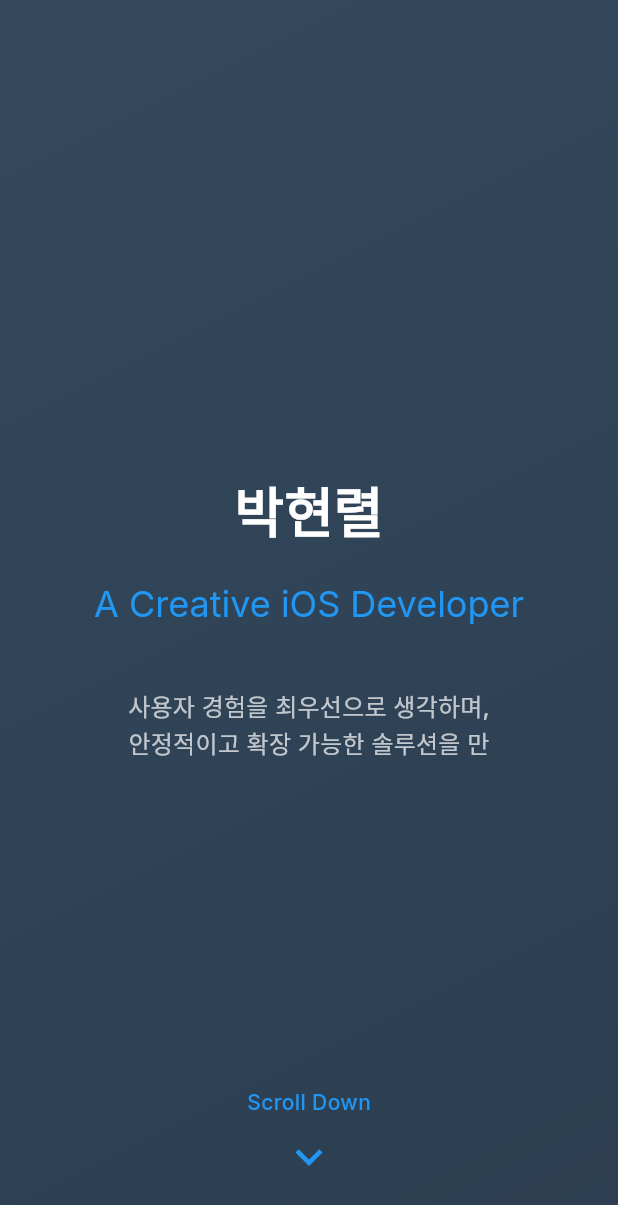
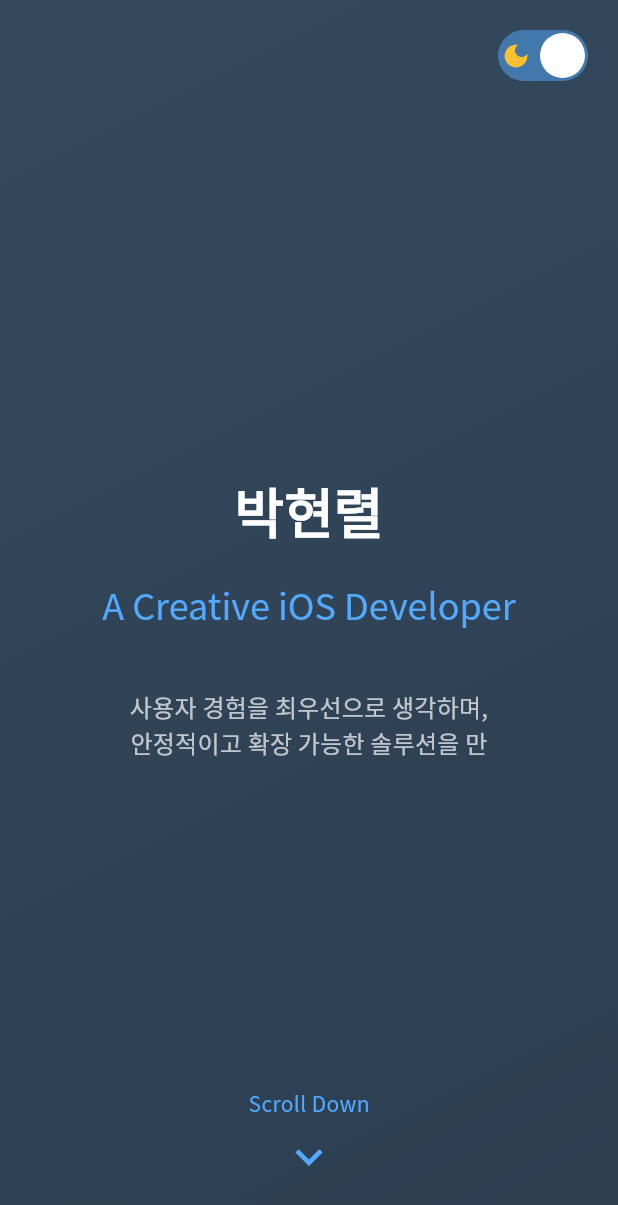
Before and after one commit to devpark435/portfolio_flutter_web, a Flutter app: the screen it shows after launch, on a phone screen of 412 x 824 dp. Shown: the top 1205 px of the screen. Run offline on Flutter 3.47's test engine with Material 3 defaults, Android fonts, the phone set to English and light mode, and no system bars; drawn by our look-alikes of animated_text_kit; our stand-ins replace flutter_animate, flutter_riverpod, go_router, google_fonts, shared_preferences, simple_animations.

Commit message:
feat: 다크/라이트 모드 토글 기능 구현
- 상세한 다크/라이트 테마 색상 및 스타일 시스템 정의 (app_theme.dart)
- 애니메이션이 적용된 커스텀 테마 토글 스위치 위젯 생성 (theme_toggle_button.dart)
- HomeScreen 우측 상단에 테마 토글 스위치 배치
- 사용자가 직접 웹사이트의 테마를 변경할 수 있는 기능 추가

```diff
--- a/lib/config/theme/app_theme.dart
+++ b/lib/config/theme/app_theme.dart
@@ -2,21 +2,58 @@
 import 'package:google_fonts/google_fonts.dart';
 
 class AppTheme {
+  static const Color primaryColorLight = Color(0xFF005A9C);
+  static const Color primaryColorDark = Color(0xFF53A9FF);
+
   static ThemeData get lightTheme {
-    return ThemeData(
+    final baseTheme = ThemeData.light();
+    return baseTheme.copyWith(
       brightness: Brightness.light,
-      primaryColor: Colors.blue,
-      scaffoldBackgroundColor: Colors.white,
-      textTheme: GoogleFonts.interTextTheme(ThemeData.light().textTheme),
+      primaryColor: primaryColorLight,
+      scaffoldBackgroundColor: const Color(0xFFF5F5F7),
+      cardColor: Colors.white,
+      textTheme: GoogleFonts.notoSansKrTextTheme(baseTheme.textTheme).apply(
+        bodyColor: const Color(0xFF333333),
+        displayColor: const Color(0xFF111111),
+      ),
+      colorScheme: const ColorScheme.light(
+        primary: primaryColorLight,
+        secondary: Color(0xFF007AFF),
+        background: Color(0xFFF5F5F7),
+        surface: Colors.white,
+        onPrimary: Colors.white,
+        onSecondary: Colors.white,
+        onBackground: Color(0xFF333333),
+        onSurface: Color(0xFF333333),
+        error: Colors.redAccent,
+        onError: Colors.white,
+      ),
     );
   }
 
   static ThemeData get darkTheme {
-    return ThemeData(
+    final baseTheme = ThemeData.dark();
+    return baseTheme.copyWith(
       brightness: Brightness.dark,
-      primaryColor: Colors.blue,
-      scaffoldBackgroundColor: Colors.grey[900],
-      textTheme: GoogleFonts.interTextTheme(ThemeData.dark().textTheme),
+      primaryColor: primaryColorDark,
+      scaffoldBackgroundColor: const Color(0xFF121212),
+      cardColor: const Color(0xFF1E1E1E),
+      textTheme: GoogleFonts.notoSansKrTextTheme(baseTheme.textTheme).apply(
+        bodyColor: Colors.white.withOpacity(0.87),
+        displayColor: Colors.white,
+      ),
+      colorScheme: ColorScheme.dark(
+        primary: primaryColorDark,
+        secondary: const Color(0xFF5EBCF6),
+        background: const Color(0xFF121212),
+        surface: Color(0xFF1E1E1E),
+        onPrimary: Color(0xFF1E1E1E),
+        onSecondary: Color(0xFF1E1E1E),
+        onBackground: Colors.white.withOpacity(0.87),
+        onSurface: Colors.white.withOpacity(0.87),
+        error: Colors.red,
+        onError: const Color(0xFF1E1E1E),
+      ),
     );
   }
 }
--- a/lib/presentation/screens/home/home_screen.dart
+++ b/lib/presentation/screens/home/home_screen.dart
@@ -4,22 +4,31 @@
 import 'package:portfolio_web/presentation/screens/home/sections/award_section.dart';
 import 'package:portfolio_web/presentation/screens/home/sections/contact_section.dart';
 import 'package:portfolio_web/presentation/screens/home/sections/experience_section.dart';
+import 'package:portfolio_web/presentation/screens/home/sections/hero_section.dart';
 import 'package:portfolio_web/presentation/screens/home/sections/profile_section.dart';
 import 'package:portfolio_web/presentation/screens/home/sections/project_section.dart';
 import 'package:portfolio_web/presentation/screens/home/sections/skills_section.dart';
-import 'sections/hero_section.dart';
+import 'package:portfolio_web/presentation/widgets/theme_toggle_button.dart';
 
 class HomeScreen extends ConsumerWidget {
   const HomeScreen({super.key});
 
   @override
   Widget build(BuildContext context, WidgetRef ref) {
+    final scrollController = ref.watch(scrollProvider.notifier);
+    final scrollNotifier = ScrollController();
+
+    scrollNotifier.addListener(() {
+      scrollController.updateScroll(scrollNotifier.position.pixels /
+          scrollNotifier.position.maxScrollExtent);
+    });
     final scrollProgress = ref.watch(scrollProvider);
 
     return Scaffold(
       body: Stack(
         children: [
           CustomScrollView(
+            controller: scrollNotifier,
             slivers: [
               const SliverToBoxAdapter(child: HeroSection()),
               SliverToBoxAdapter(
@@ -71,6 +80,11 @@
                 minHeight: 2,
               ),
             ),
+          const Positioned(
+            top: 20,
+            right: 20,
+            child: ThemeToggleButton(),
+          ),
         ],
       ),
     );
--- /dev/null
+++ b/lib/presentation/widgets/theme_toggle_button.dart
@@ -0,0 +1,80 @@
+import 'package:flutter/material.dart';
+import 'package:flutter_riverpod/flutter_riverpod.dart';
+import 'package:portfolio_web/config/providers/providers.dart';
+
+class ThemeToggleButton extends ConsumerWidget {
+  const ThemeToggleButton({super.key});
+
+  @override
+  Widget build(BuildContext context, WidgetRef ref) {
+    final themeMode = ref.watch(themeModeProvider);
+    final isDarkMode = themeMode == ThemeMode.dark;
+
+    return GestureDetector(
+      onTap: () {
+        ref.read(themeModeProvider.notifier).toggleTheme();
+      },
+      child: AnimatedContainer(
+        duration: const Duration(milliseconds: 300),
+        width: 60,
+        height: 34,
+        decoration: BoxDecoration(
+          borderRadius: BorderRadius.circular(20),
+          color: isDarkMode
+              ? Theme.of(context).colorScheme.primary.withOpacity(0.5)
+              : Colors.grey.shade300,
+        ),
+        child: Padding(
+          padding: const EdgeInsets.all(2.0),
+          child: Stack(
+            children: [
+              // This is the moving circle (thumb)
+              AnimatedAlign(
+                duration: const Duration(milliseconds: 300),
+                alignment:
+                    isDarkMode ? Alignment.centerRight : Alignment.centerLeft,
+                child: Container(
+                  width: 30,
+                  height: 30,
+                  decoration: const BoxDecoration(
+                    shape: BoxShape.circle,
+                    color: Colors.white,
+                  ),
+                ),
+              ),
+              // Icons are positioned in the center of the switch
+              AnimatedAlign(
+                duration: const Duration(milliseconds: 300),
+                alignment:
+                    isDarkMode ? Alignment.centerLeft : Alignment.centerRight,
+                child: AnimatedSwitcher(
+                  duration: const Duration(milliseconds: 300),
+                  transitionBuilder:
+                      (Widget child, Animation<double> animation) {
+                    return RotationTransition(
+                      turns: animation,
+                      child: ScaleTransition(scale: animation, child: child),
+                    );
+                  },
+                  child: isDarkMode
+                      ? Icon(
+                          Icons.dark_mode,
+                          key: const ValueKey('dark_icon'),
+                          color: Colors.yellow[700],
+                          size: 20,
+                        )
+                      : Icon(
+                          Icons.light_mode,
+                          key: const ValueKey('light_icon'),
+                          color: Colors.orange,
+                          size: 20,
+                        ),
+                ),
+              ),
+            ],
+          ),
+        ),
+      ),
+    );
+  }
+}
```
